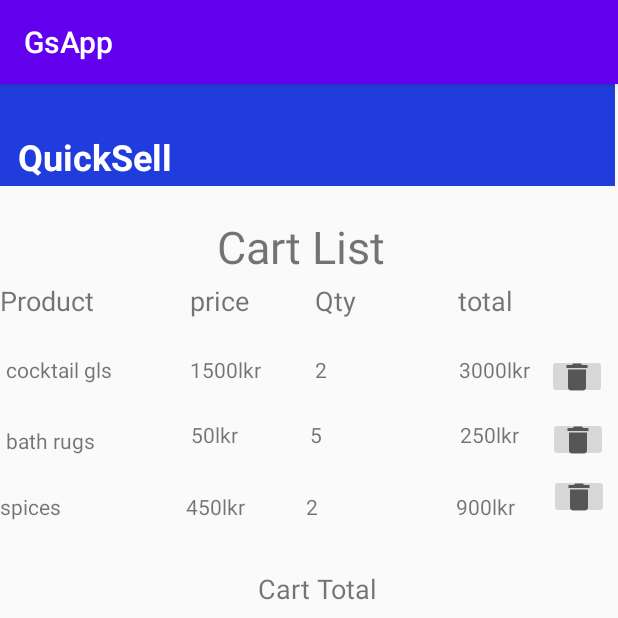
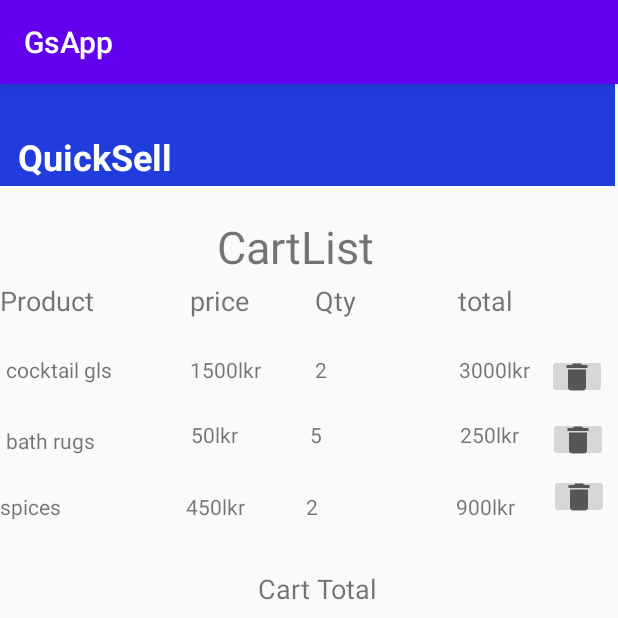
Before and after one commit to ParameswaranSrihari/MAD---IT-19061894-IT-19061962, an Android app: the MainActivity screen opened directly, with no data from a screen before it, on a phone screen of 412 x 824 dp, the top half of it. Run offline under Robolectric (Android 15) with nearby library versions, the phone set to English and light mode, and no system bars.

Commit message:
IT 19061962 and IT19061894

```diff
--- a/app/src/main/res/layout/activity_main.xml
+++ b/app/src/main/res/layout/activity_main.xml
@@ -90,7 +90,7 @@
             android:layout_width="121dp"
             android:layout_height="40dp"
             android:layout_marginTop="20dp"
-            android:text="Cart List"
+            android:text="@string/cartlist"
             android:textSize="30sp"
             app:layout_constraintEnd_toEndOf="@+id/textView5"
             app:layout_constraintStart_toStartOf="@+id/textView5"
@@ -102,7 +102,7 @@
             android:layout_height="wrap_content"
             android:layout_marginTop="64dp"
             android:layout_marginEnd="56dp"
-            android:text="Product"
+            android:text="@string/pdt"
             android:textSize="18sp"
             app:layout_constraintEnd_toStartOf="@+id/textView4"
             app:layout_constraintHorizontal_bias="0.0"
@@ -259,7 +259,7 @@
             android:layout_height="wrap_content"
             android:layout_marginStart="164dp"
             android:layout_marginTop="428dp"
-            android:text="checkout"
+            android:text="@string/btcheck"
             app:layout_constraintStart_toStartOf="@+id/textView5"
             app:layout_constraintTop_toTopOf="@+id/textView5" />
 
```
Also changed, not shown: app/src/main/res/values/strings.xml (+48 -0 lines).
